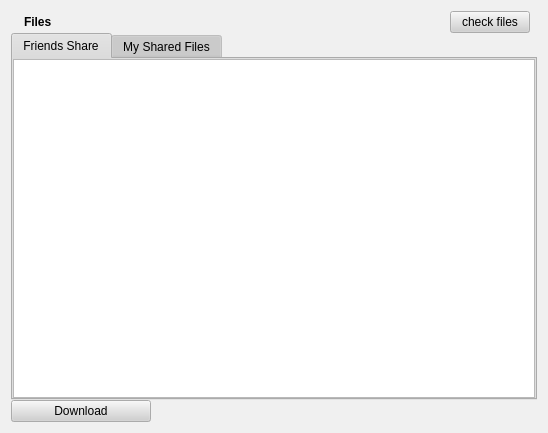
RetroShare/RetroShare, file retroshare-gui/src/gui/SharedFilesDialog.ui: the form before one commit.
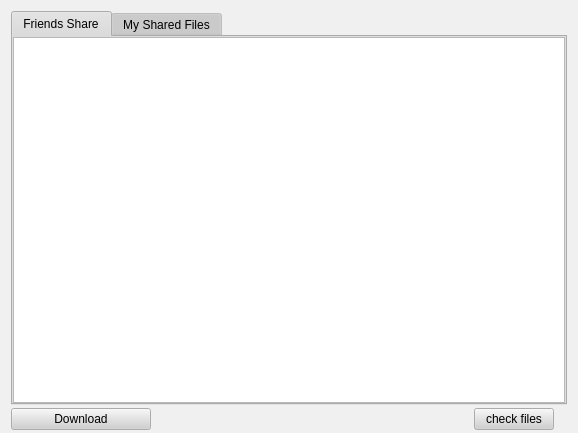
The form after the commit. Icons and pictures are not drawn.

Commit message: * redesign PeerDialog and SharedFiles

```diff
--- a/retroshare-gui/src/gui/SharedFilesDialog.ui
+++ b/retroshare-gui/src/gui/SharedFilesDialog.ui
@@ -5,7 +5,7 @@
    <rect>
     <x>0</x>
     <y>0</y>
-    <width>548</width>
+    <width>578</width>
     <height>433</height>
    </rect>
   </property>
@@ -487,72 +487,17 @@
   <property name="contextMenuPolicy" >
    <enum>Qt::NoContextMenu</enum>
   </property>
-  <layout class="QGridLayout" name="gridLayout_3" >
-   <property name="spacing" >
-    <number>0</number>
+  <layout class="QGridLayout" name="gridLayout" >
+   <property name="bottomMargin" >
+    <number>3</number>
    </property>
-   <item row="0" column="0" colspan="2" >
-    <layout class="QHBoxLayout" >
-     <item>
-      <layout class="QGridLayout" >
-       <property name="margin" >
-        <number>0</number>
-       </property>
-       <property name="spacing" >
-        <number>6</number>
-       </property>
-       <item row="0" column="0" >
-        <widget class="QLabel" name="label" >
-         <property name="text" >
-          <string/>
-         </property>
-         <property name="pixmap" >
-          <pixmap resource="images.qrc" >:/images/fileshare16.png</pixmap>
-         </property>
-        </widget>
-       </item>
-       <item row="0" column="1" >
-        <widget class="QLabel" name="label_2" >
-         <property name="text" >
-          <string>&lt;html>&lt;head>&lt;meta name="qrichtext" content="1" />&lt;style type="text/css">
-p, li { white-space: pre-wrap; }
-&lt;/style>&lt;/head>&lt;body style=" font-family:'Arial'; font-size:8pt; font-weight:400; font-style:normal; text-decoration:none;">
-&lt;p style=" margin-top:0px; margin-bottom:0px; margin-left:0px; margin-right:0px; -qt-block-indent:0; text-indent:0px;">&lt;span style=" font-size:9pt; font-weight:600;">Files&lt;/span>&lt;/p>&lt;/body>&lt;/html></string>
-         </property>
-        </widget>
-       </item>
-      </layout>
-     </item>
-     <item>
-      <spacer>
-       <property name="orientation" >
-        <enum>Qt::Horizontal</enum>
-       </property>
-       <property name="sizeHint" stdset="0" >
-        <size>
-         <width>271</width>
-         <height>20</height>
-        </size>
-       </property>
-      </spacer>
-     </item>
-     <item>
-      <widget class="QPushButton" name="checkButton" >
-       <property name="text" >
-        <string>check files</string>
-       </property>
-      </widget>
-     </item>
-     <item>
-      <widget class="QLabel" name="hashLabel" >
-       <property name="text" >
-        <string/>
-       </property>
-      </widget>
-     </item>
-    </layout>
-   </item>
-   <item row="1" column="0" colspan="2" >
+   <property name="horizontalSpacing" >
+    <number>-1</number>
+   </property>
+   <property name="verticalSpacing" >
+    <number>3</number>
+   </property>
+   <item row="0" column="0" colspan="4" >
     <widget class="QTabWidget" name="filestabWidget" >
      <property name="currentIndex" >
       <number>0</number>
@@ -562,8 +507,8 @@
        <rect>
         <x>0</x>
         <y>0</y>
-        <width>526</width>
-        <height>322</height>
+        <width>556</width>
+        <height>355</height>
        </rect>
       </property>
       <attribute name="title" >
@@ -573,13 +518,10 @@
        <iconset resource="images.qrc" >
         <normaloff>:/images/fileshare16.png</normaloff>:/images/fileshare16.png</iconset>
       </attribute>
-      <layout class="QGridLayout" name="gridLayout" >
+      <layout class="QGridLayout" name="gridLayout_3" >
        <property name="margin" >
         <number>0</number>
        </property>
-       <property name="spacing" >
-        <number>0</number>
-       </property>
        <item row="0" column="0" >
         <widget class="QTreeView" name="remoteDirTreeView" >
          <property name="sizePolicy" >
@@ -671,7 +613,7 @@
      </widget>
     </widget>
    </item>
-   <item row="2" column="0" >
+   <item row="1" column="0" >
     <widget class="QPushButton" name="downloadButton" >
      <property name="minimumSize" >
       <size>
@@ -697,7 +639,7 @@
      </property>
     </widget>
    </item>
-   <item row="2" column="1" >
+   <item row="1" column="1" >
     <spacer>
      <property name="orientation" >
       <enum>Qt::Horizontal</enum>
@@ -710,6 +652,20 @@
      </property>
     </spacer>
    </item>
+   <item row="1" column="2" >
+    <widget class="QPushButton" name="checkButton" >
+     <property name="text" >
+      <string>check files</string>
+     </property>
+    </widget>
+   </item>
+   <item row="1" column="3" >
+    <widget class="QLabel" name="hashLabel" >
+     <property name="text" >
+      <string/>
+     </property>
+    </widget>
+   </item>
   </layout>
  </widget>
  <resources>
```
Left out of the diff: 4 changed lines with no effect on the pictures. The commit also changes 2 other files.
